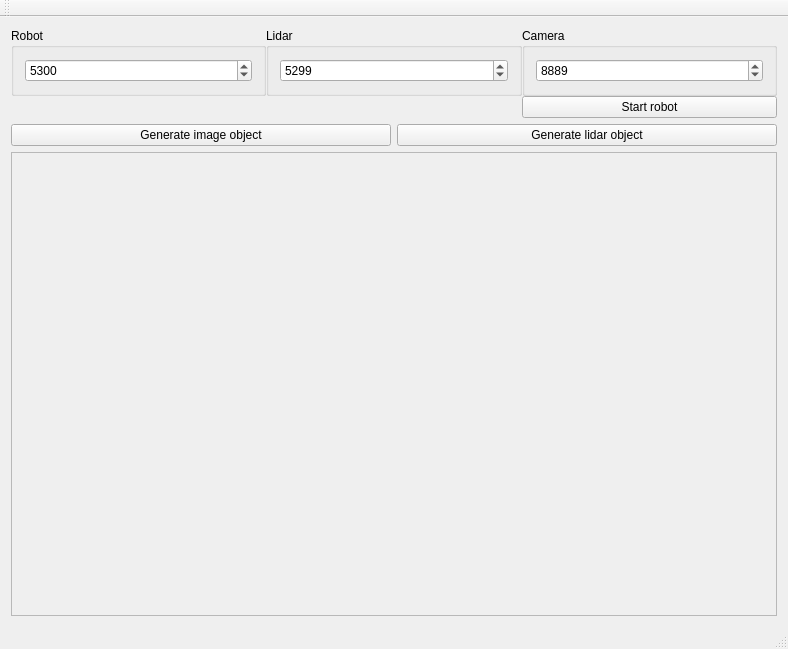
Before: the Qt Designer form kobukiSIM/mainwindow.ui in Fildo7525/demoRMR, drawn with Qt 5.
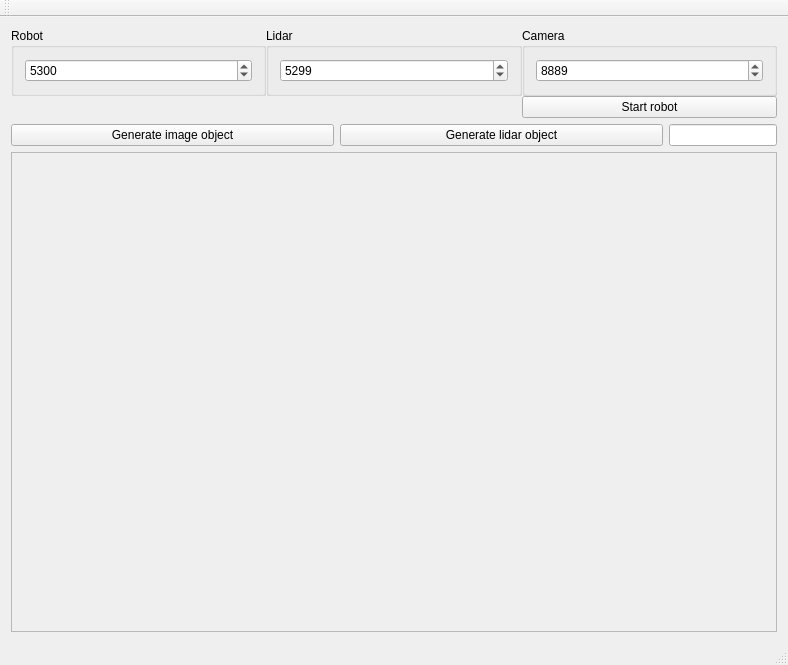
After: the same form once the commit is applied.

Commit message: sim: udpate UI

What changed in the file:
```diff
--- a/kobukiSIM/mainwindow.ui
+++ b/kobukiSIM/mainwindow.ui
@@ -7,7 +7,7 @@
     <x>0</x>
     <y>0</y>
     <width>788</width>
-    <height>649</height>
+    <height>665</height>
    </rect>
   </property>
   <property name="windowTitle">
@@ -34,6 +34,16 @@
         </property>
        </widget>
       </item>
+      <item>
+       <widget class="QLineEdit" name="lineEdit">
+        <property name="sizePolicy">
+         <sizepolicy hsizetype="Fixed" vsizetype="Fixed">
+          <horstretch>0</horstretch>
+          <verstretch>0</verstretch>
+         </sizepolicy>
+        </property>
+       </widget>
+      </item>
      </layout>
     </item>
     <item row="2" column="0">
```
Left out of the diff: 2 changed lines with no effect on the pictures. The commit also changes 2 other files.
